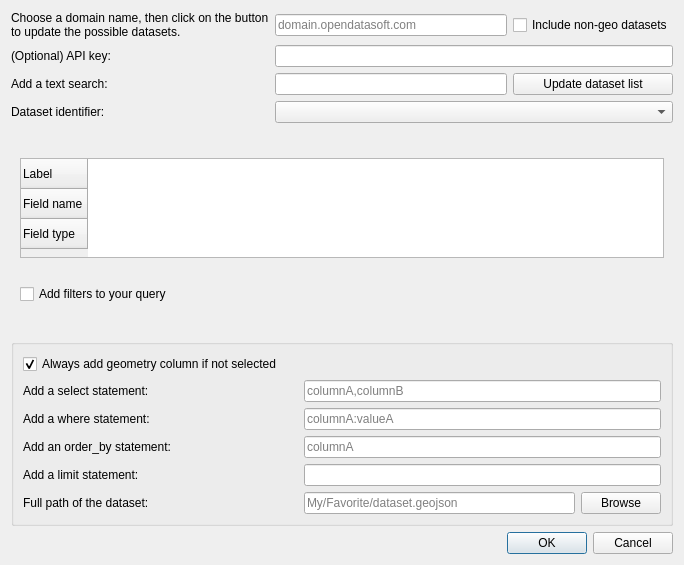
This is plugin_dialog.ui in opendatasoft/qgis-ods-plugin as Qt 5 draws it before an edit. The edited form follows.
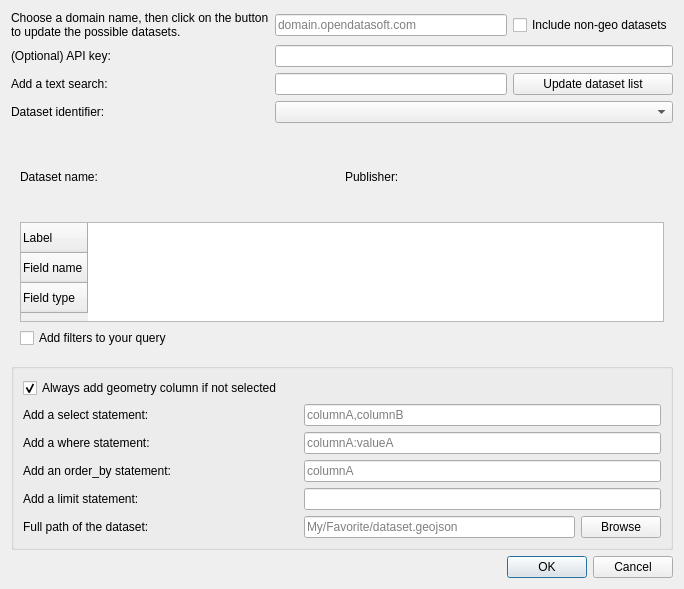
This is the edited form.

Commit message: add dataset title and publisher to displayed metadata

```diff
--- a/plugin_dialog.ui
+++ b/plugin_dialog.ui
@@ -7,7 +7,7 @@
     <x>0</x>
     <y>0</y>
     <width>684</width>
-    <height>565</height>
+    <height>589</height>
    </rect>
   </property>
   <property name="windowTitle">
@@ -27,7 +27,7 @@
    <item row="16" column="0" colspan="3">
     <widget class="QWidget" name="metadataWidget" native="true">
      <layout class="QGridLayout" name="gridLayout_4">
-      <item row="1" column="0">
+      <item row="2" column="0">
        <widget class="QCheckBox" name="showFilterCheckBox">
         <property name="text">
          <string>Add filters to your query</string>
@@ -35,6 +35,20 @@
        </widget>
       </item>
       <item row="0" column="0">
+       <widget class="QLabel" name="datasetNameLabel">
+        <property name="text">
+         <string>Dataset name: </string>
+        </property>
+       </widget>
+      </item>
+      <item row="0" column="1">
+       <widget class="QLabel" name="publisherLabel">
+        <property name="text">
+         <string>Publisher: </string>
+        </property>
+       </widget>
+      </item>
+      <item row="1" column="0" colspan="2">
        <widget class="QTableWidget" name="schemaTableWidget">
         <property name="minimumSize">
          <size>
```
The commit also changes 1 other file.
